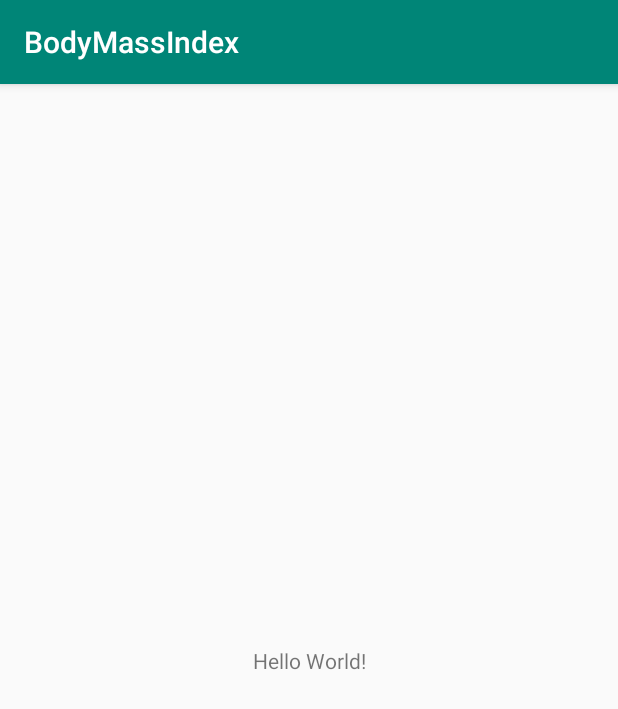
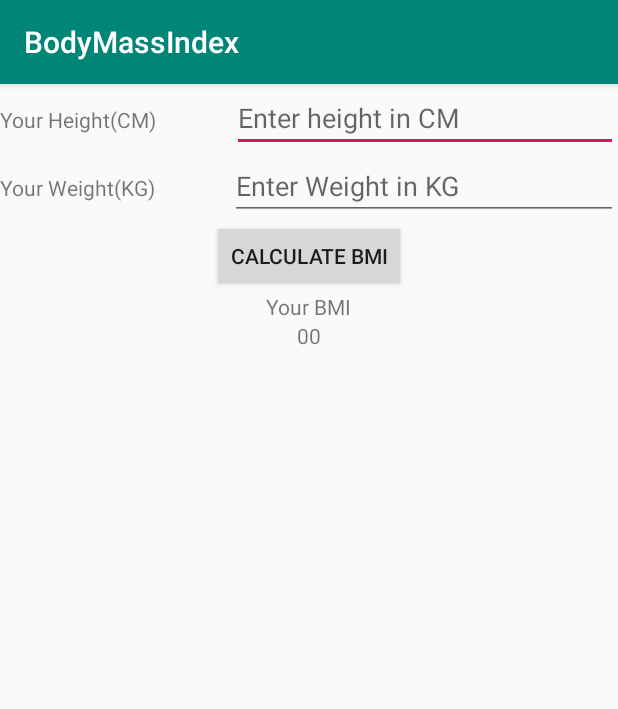
Before and after one commit to sersuman/BodyMassIndex, an Android app: the screen it shows after launch (MainActivity), on a phone screen of 412 x 824 dp. Shown: the top 709 px of the screen. Run offline under Robolectric (Android 15) with nearby library versions, the phone set to English and light mode, and no system bars.

Commit message:
validation and design left

```diff
--- /dev/null
+++ b/app/src/main/java/com/example/bodymassindex/BMI_Suman.java
@@ -0,0 +1,25 @@
+package com.example.bodymassindex;
+
+public class BMI_Suman {
+    private float height, weight;
+
+
+    public float getHeight() {
+        return height;
+    }
+
+    public void setHeight(float height) {
+        this.height = height;
+    }
+
+    public float getWeight() {
+        return weight;
+    }
+
+    public void setWeight(float weight) {
+        this.weight = weight;
+    }
+    public float calculateBMI(){
+        return weight/(height*height);
+    }
+}
--- a/app/src/main/java/com/example/bodymassindex/MainActivity.java
+++ b/app/src/main/java/com/example/bodymassindex/MainActivity.java
@@ -2,12 +2,44 @@ package com.example.bodymassindex;
 
 import android.support.v7.app.AppCompatActivity;
 import android.os.Bundle;
+import android.view.View;
+import android.widget.Button;
+import android.widget.EditText;
+import android.widget.TextView;
+import android.widget.Toast;
 
-public class MainActivity extends AppCompatActivity {
-
+public class MainActivity extends AppCompatActivity implements View.OnClickListener{
+    private EditText etHeight, etWeight;
+    private Button btnCalculate;
+    private TextView tvResult;
     @Override
     protected void onCreate(Bundle savedInstanceState) {
         super.onCreate(savedInstanceState);
         setContentView(R.layout.activity_main);
+
+        etHeight = findViewById(R.id.etHeight);
+        etWeight = findViewById(R.id.etWeight);
+        btnCalculate = findViewById(R.id.btnCalculate);
+        tvResult = findViewById(R.id.tvResult);
+
+        btnCalculate.setOnClickListener(this);
+
+    }
+
+    @Override
+    public void onClick(View v) {
+        if (v.getId() == R.id.btnCalculate){
+            BMI_Suman bmi = new BMI_Suman();
+            float heightInMeter = Float.parseFloat(etHeight.getText().toString())/100;
+            bmi.setHeight(heightInMeter);
+            bmi.setWeight(Float.parseFloat(etWeight.getText().toString()));
+            float result = bmi.calculateBMI();
+
+            tvResult.setText(Float.toString(result));
+            if (result < 18.5) Toast.makeText(this,"Underweight", Toast.LENGTH_LONG).show();
+            if (result> 18.5 && result < 24.9) Toast.makeText(this,"Normal Weight", Toast.LENGTH_LONG).show();
+            if (result> 25 && result < 29.9) Toast.makeText(this,"Over Weight", Toast.LENGTH_LONG).show();
+            if (result >= 30) Toast.makeText(this,"Obesity", Toast.LENGTH_LONG).show();
+        }
     }
 }
--- a/app/src/main/res/layout/activity_main.xml
+++ b/app/src/main/res/layout/activity_main.xml
@@ -1,18 +1,67 @@
 <?xml version="1.0" encoding="utf-8"?>
-<android.support.constraint.ConstraintLayout xmlns:android="http://schemas.android.com/apk/res/android"
+<LinearLayout xmlns:android="http://schemas.android.com/apk/res/android"
     xmlns:app="http://schemas.android.com/apk/res-auto"
     xmlns:tools="http://schemas.android.com/tools"
     android:layout_width="match_parent"
     android:layout_height="match_parent"
+    android:layout_weight="1"
+    android:orientation="vertical"
+
     tools:context=".MainActivity">
 
+    <LinearLayout
+        android:layout_width="match_parent"
+        android:layout_height="wrap_content"
+
+        android:orientation="horizontal">
+
+        <TextView
+            android:layout_width="wrap_content"
+            android:layout_height="wrap_content"
+            android:layout_weight="1"
+            android:text="Your Height(CM)" />
+
+        <EditText
+            android:id="@+id/etHeight"
+            android:layout_width="wrap_content"
+            android:layout_height="wrap_content"
+            android:layout_weight="2"
+            android:hint="Enter height in CM"
+            android:inputType="numberDecimal"/>
+    </LinearLayout>
+    <LinearLayout
+        android:layout_width="match_parent"
+        android:layout_height="wrap_content"
+        android:orientation="horizontal"
+        >
+        <TextView
+            android:layout_width="wrap_content"
+            android:layout_height="wrap_content"
+            android:text="Your Weight(KG)"
+            android:layout_weight="1"/>
+        <EditText
+            android:layout_width="wrap_content"
+            android:layout_height="wrap_content"
+            android:id="@+id/etWeight"
+            android:layout_weight="2"
+            android:hint="Enter Weight in KG"
+            android:inputType="numberDecimal"/>
+    </LinearLayout>
+    <Button
+        android:layout_width="wrap_content"
+        android:layout_height="wrap_content"
+        android:id="@+id/btnCalculate"
+       android:layout_gravity="center"
+        android:text="Calculate BMI"/>
     <TextView
         android:layout_width="wrap_content"
         android:layout_height="wrap_content"
-        android:text="Hello World!"
-        app:layout_constraintBottom_toBottomOf="parent"
-        app:layout_constraintLeft_toLeftOf="parent"
-        app:layout_constraintRight_toRightOf="parent"
-        app:layout_constraintTop_toTopOf="parent" />
-
-</android.support.constraint.ConstraintLayout>
+       android:layout_gravity="center|bottom"
+        android:text="Your BMI"/>
+    <TextView
+        android:layout_width="wrap_content"
+        android:layout_height="wrap_content"
+        android:layout_gravity="center|bottom"
+        android:id="@+id/tvResult"
+        android:text="00"/>
+</LinearLayout>
```
